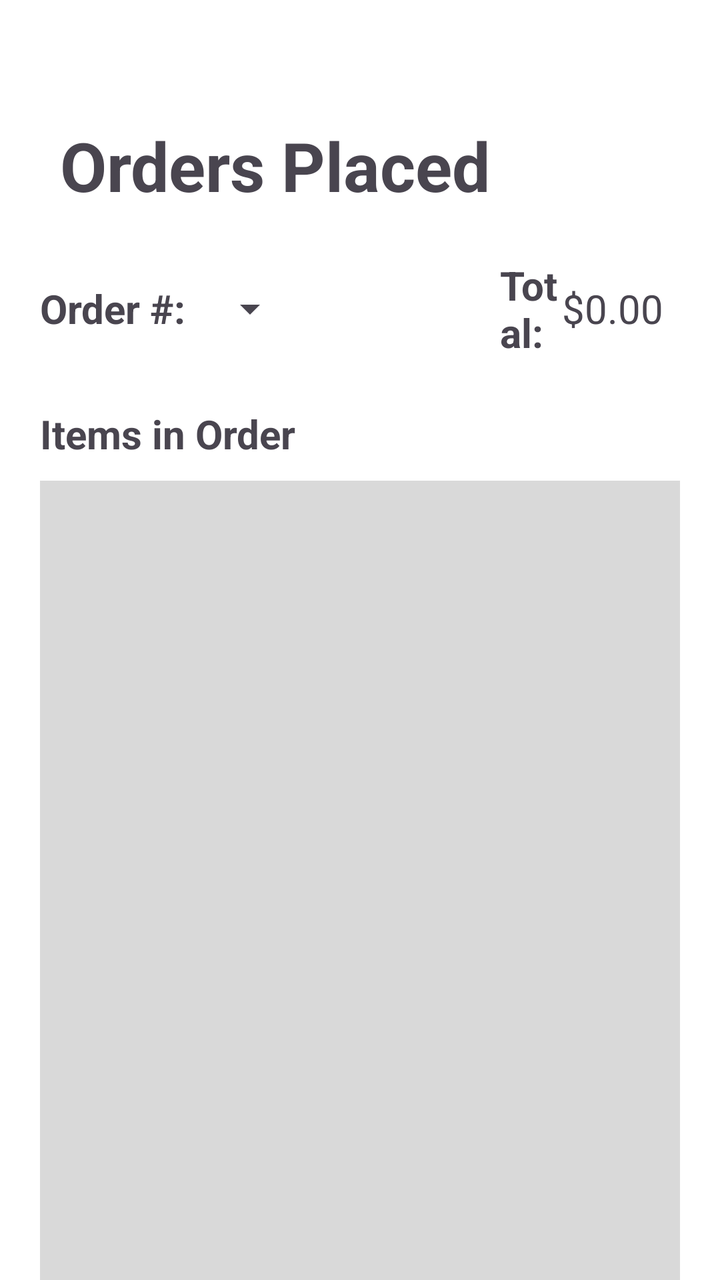
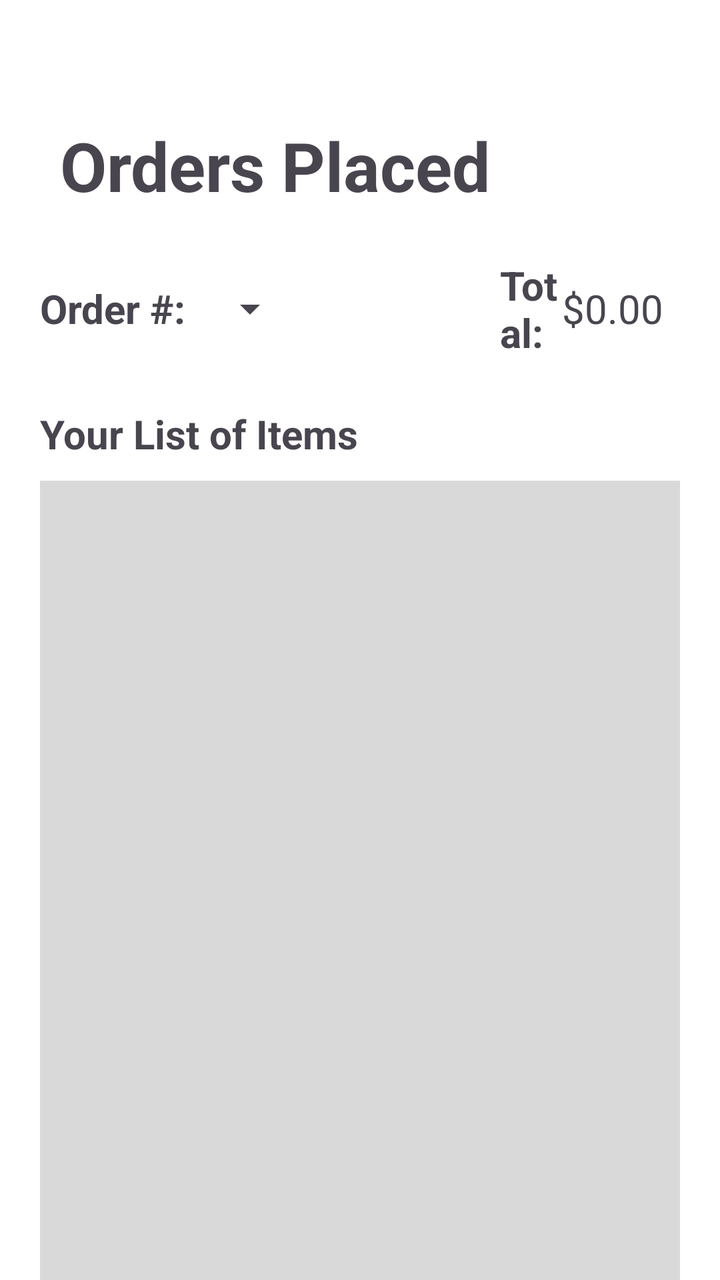

Compare the two renders of this Android layout. The source of the first and the diff that turns it into the second are given below.
<!-- AndroidManifest.xml: application theme Theme.Software_Meth_5 -->
<!-- res/layout/activity_order.xml -->
<?xml version="1.0" encoding="utf-8"?>
<LinearLayout xmlns:android="http://schemas.android.com/apk/res/android"
    xmlns:app="http://schemas.android.com/apk/res-auto"
    android:layout_width="match_parent"
    android:layout_height="match_parent"
    android:background="#FFFFFF"
    android:orientation="vertical">

    <LinearLayout
        android:layout_width="match_parent"
        android:layout_height="wrap_content"
        android:layout_marginTop="60dp"
        android:orientation="horizontal">

        <TextView
            android:id="@+id/textView16"
            android:layout_width="wrap_content"
            android:layout_height="wrap_content"
            android:layout_marginLeft="30dp"
            android:layout_marginBottom="10dp"
            android:layout_weight="1"
            android:text="Orders Placed"
            android:textSize="34sp"
            android:textStyle="bold" />
    </LinearLayout>

    <LinearLayout
        android:layout_width="match_parent"
        android:layout_height="78dp"
        android:layout_marginBottom="10dp"
        android:orientation="horizontal">

        <LinearLayout
            android:layout_width="230dp"
            android:layout_height="match_parent"
            android:orientation="horizontal">

            <TextView
                android:id="@+id/textView19"
                android:layout_width="81dp"
                android:layout_height="wrap_content"
                android:layout_gravity="center"
                android:layout_marginLeft="20dp"
                android:text="Order #:"
                android:textSize="20sp"
                android:textStyle="bold" />

            <Spinner
                android:id="@+id/orderNumSpinner"
                android:layout_width="wrap_content"
                android:layout_height="50dp"
                android:layout_gravity="center" />
        </LinearLayout>

        <LinearLayout
            android:layout_width="match_parent"
            android:layout_height="match_parent"
            android:orientation="horizontal">

            <TextView
                android:id="@+id/orderText"
                android:layout_width="3dp"
                android:layout_height="wrap_content"
                android:layout_gravity="center"
                android:layout_marginLeft="20dp"
                android:layout_weight="1"
                android:text="Total:"
                android:textSize="20sp"
                android:textStyle="bold" />

            <TextView
                android:id="@+id/orderPrice"
                android:layout_width="wrap_content"
                android:layout_height="wrap_content"
                android:layout_gravity="center"
                android:layout_weight="1"
                android:text="$0.00"
                android:textSize="20sp" />

        </LinearLayout>
    </LinearLayout>

    <TextView
        android:id="@+id/textView18"
        android:layout_width="match_parent"
        android:layout_height="wrap_content"
        android:layout_marginLeft="20dp"
        android:text="Items in Order"
        android:textSize="20sp"
        android:textStyle="bold" />

    <ListView
        android:id="@+id/orderListView"
        android:layout_width="match_parent"
        android:layout_height="436dp"
        android:layout_marginLeft="20dp"
        android:layout_marginTop="10dp"
        android:layout_marginRight="20dp"
        android:background="#D9D9D9" />

    <Button
        android:id="@+id/deleteOrder"
        android:layout_width="match_parent"
        android:layout_height="wrap_content"
        android:layout_marginLeft="50dp"
        android:layout_marginTop="20dp"
        android:layout_marginRight="50dp"
        android:backgroundTint="#9B3131"
        android:text="Delete Order" />

    <com.google.android.material.bottomnavigation.BottomNavigationView
        android:id="@+id/bottomNav"
        android:layout_width="match_parent"
        android:layout_height="100dp"
        android:layout_marginTop="20dp"
        android:background="#FFFFFF"
        android:visibility="visible"
        app:elevation="15dp">

        <LinearLayout
            android:layout_width="match_parent"
            android:layout_height="100dp"
            android:background="#FFFFFF"
            android:elevation="10dp"
            android:gravity="center"
            android:orientation="horizontal"
            android:padding="10dp">

            <ImageView
                android:id="@+id/menuIcon"
                android:layout_width="wrap_content"
                android:layout_height="wrap_content"
                android:layout_marginRight="20dp"
                android:background="#FFFFFF"
                android:contentDescription="Menu"
                android:padding="20dp"
                app:srcCompat="@drawable/menu" />

            <ImageView
                android:id="@+id/bagIcon"
                android:layout_width="wrap_content"
                android:layout_height="wrap_content"
                android:contentDescription="Bag"
                android:padding="20dp"
                app:srcCompat="@drawable/cart" />

            <ImageView
                android:id="@+id/orderIcon"
                android:layout_width="wrap_content"
                android:layout_height="120dp"
                android:layout_marginLeft="20dp"
                android:contentDescription="Orders"
                android:padding="20dp"
                app:srcCompat="@drawable/order" />
        </LinearLayout>

    </com.google.android.material.bottomnavigation.BottomNavigationView>

</LinearLayout>
<!-- resources referenced by this layout -->
<resources>
  <!-- drawable cart: png bitmap (drawable, 1204 bytes) -->
  <!-- drawable menu: png bitmap (drawable, 811 bytes) -->
  <!-- drawable order: png bitmap (drawable, 701 bytes) -->
  <style name="Theme.Software_Meth_5" parent="Base.Theme.Software_Meth_5" />
  <style name="Base.Theme.Software_Meth_5" parent="Theme.Material3.DayNight.NoActionBar">
          
          
      </style>
</resources>

<!-- the commit's change to res/layout/activity_order.xml (unified diff, before → after) -->
@@ -19,7 +19,7 @@
             android:layout_marginLeft="30dp"
             android:layout_marginBottom="10dp"
             android:layout_weight="1"
-            android:text="Orders Placed"
+            android:text="@string/orders_placed"
             android:textSize="34sp"
             android:textStyle="bold" />
     </LinearLayout>
@@ -41,7 +41,7 @@
                 android:layout_height="wrap_content"
                 android:layout_gravity="center"
                 android:layout_marginLeft="20dp"
-                android:text="Order #:"
+                android:text="@string/orders_num"
                 android:textSize="20sp"
                 android:textStyle="bold" />
 
@@ -64,7 +64,7 @@
                 android:layout_gravity="center"
                 android:layout_marginLeft="20dp"
                 android:layout_weight="1"
-                android:text="Total:"
+                android:text="@string/total"
                 android:textSize="20sp"
                 android:textStyle="bold" />
 
@@ -74,7 +74,7 @@
                 android:layout_height="wrap_content"
                 android:layout_gravity="center"
                 android:layout_weight="1"
-                android:text="$0.00"
+                android:text="@string/base_price"
                 android:textSize="20sp" />
 
         </LinearLayout>
@@ -85,7 +85,7 @@
         android:layout_width="match_parent"
         android:layout_height="wrap_content"
         android:layout_marginLeft="20dp"
-        android:text="Items in Order"
+        android:text="@string/item_list"
         android:textSize="20sp"
         android:textStyle="bold" />
 
@@ -106,7 +106,7 @@
         android:layout_marginTop="20dp"
         android:layout_marginRight="50dp"
         android:backgroundTint="#9B3131"
-        android:text="Delete Order" />
+        android:text="@string/delete_order" />
 
     <com.google.android.material.bottomnavigation.BottomNavigationView
         android:id="@+id/bottomNav"
@@ -132,7 +132,7 @@
                 android:layout_height="wrap_content"
                 android:layout_marginRight="20dp"
                 android:background="#FFFFFF"
-                android:contentDescription="Menu"
+                android:contentDescription="@string/content_menu"
                 android:padding="20dp"
                 app:srcCompat="@drawable/menu" />
 
@@ -140,7 +140,7 @@
                 android:id="@+id/bagIcon"
                 android:layout_width="wrap_content"
                 android:layout_height="wrap_content"
-                android:contentDescription="Bag"
+                android:contentDescription="@string/content_bag"
                 android:padding="20dp"
                 app:srcCompat="@drawable/cart" />
 
@@ -149,7 +149,7 @@
                 android:layout_width="wrap_content"
                 android:layout_height="120dp"
                 android:layout_marginLeft="20dp"
-                android:contentDescription="Orders"
+                android:contentDescription="@string/content_order"
                 android:padding="20dp"
                 app:srcCompat="@drawable/order" />
         </LinearLayout>
<!-- resource entries referenced after the edit -->
@@ -3,6 +3,15 @@
   <!-- drawable cart: png bitmap (drawable, 1204 bytes) -->
   <!-- drawable menu: png bitmap (drawable, 811 bytes) -->
   <!-- drawable order: png bitmap (drawable, 701 bytes) -->
+  <string name="base_price">$0.00</string>
+  <string name="content_bag">bag</string>
+  <string name="content_menu">menu</string>
+  <string name="content_order">order</string>
+  <string name="delete_order">Delete Order</string>
+  <string name="item_list">Your List of Items</string>
+  <string name="orders_num">Order #:</string>
+  <string name="orders_placed">Orders Placed</string>
+  <string name="total">Total:</string>
   <style name="Theme.Software_Meth_5" parent="Base.Theme.Software_Meth_5" />
   <style name="Base.Theme.Software_Meth_5" parent="Theme.Material3.DayNight.NoActionBar">
           
